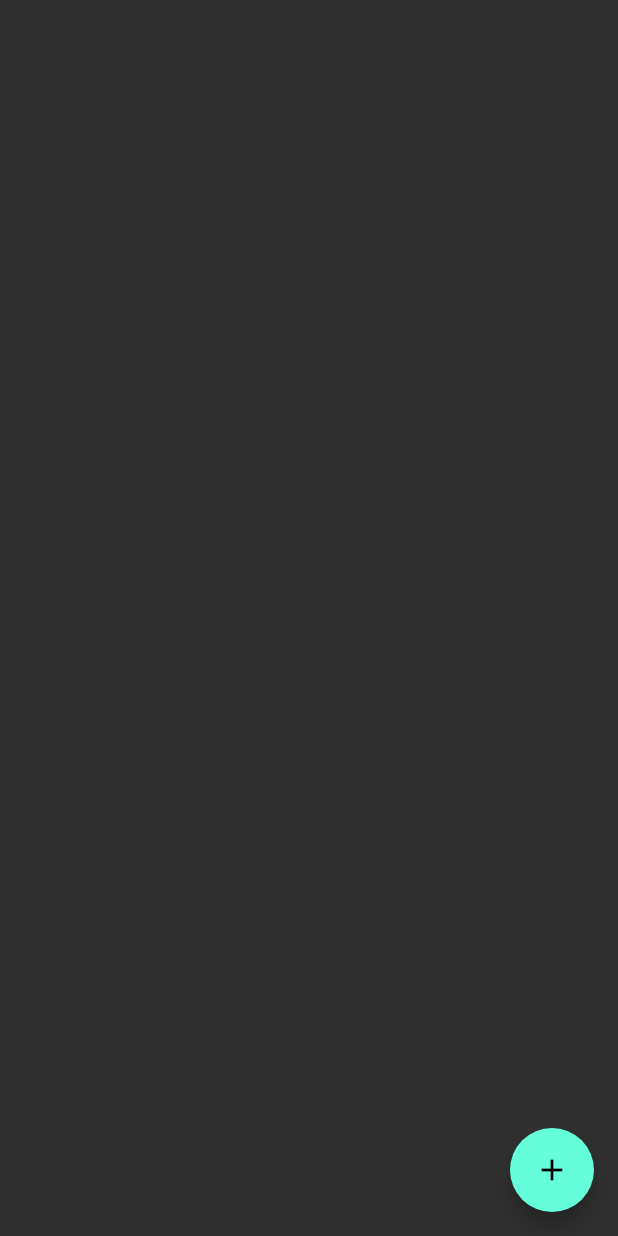
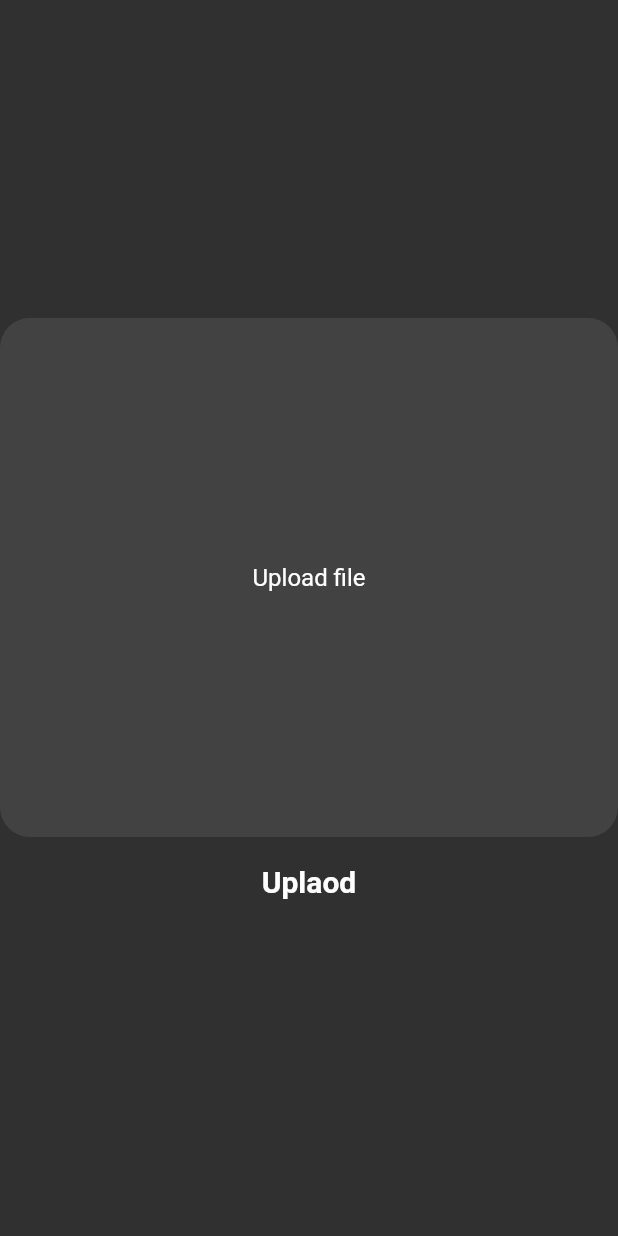
Before and after one commit to cmj0121/InstaPic, a Flutter app: the InstaPicPage screen opened directly, after a tap on the "add" icon, on a phone screen of 412 x 824 dp. Run offline on Flutter 3.47's test engine with Material 2 defaults, Android fonts, the phone set to English and light mode, and no system bars; our stand-ins replace cached_network_image, file_picker, image_picker; missing offline and left inert: universal_html; statements that could not run were skipped.

Commit message:
[Frontend] simple file uploader
	The file uploader based on the file_picker and image_picker_for_web

```diff
--- a/frontend/lib/photo_page.dart
+++ b/frontend/lib/photo_page.dart
@@ -2,6 +2,7 @@ import 'dart:math';
 import 'package:flutter/material.dart';
 import 'package:http/http.dart' as http;
 import 'package:cached_network_image/cached_network_image.dart';
+import 'package:universal_html/html.dart';
 
 
 class CustomizedImage extends StatelessWidget {
@@ -37,6 +38,8 @@ class InstaPicPage extends StatefulWidget {
 }
 
 class _InstaPicPage extends State<InstaPicPage> {
+  final String session_key = 'session';
+
   ScrollController _controller = ScrollController(initialScrollOffset: 0.0, keepScrollOffset: true);
 
   bool _loading = false;
@@ -54,6 +57,7 @@ class _InstaPicPage extends State<InstaPicPage> {
         fetchImage();
       }
     });
+
     fetchImage();
   }
 
@@ -87,7 +91,7 @@ class _InstaPicPage extends State<InstaPicPage> {
       floatingActionButton: FloatingActionButton(
         tooltip: 'Add Photo',
         child: Icon(Icons.add),
-        onPressed: () {},
+        onPressed: () => Navigator.of(context).pushNamed('/upload'),
       ),
     );
   }
--- /dev/null
+++ b/frontend/lib/upload_page.dart
@@ -0,0 +1,122 @@
+import 'dart:io';
+import 'package:flutter/material.dart';
+import 'package:image_picker/image_picker.dart';
+import 'package:file_picker/file_picker.dart';
+
+
+class UploadPage extends StatefulWidget {
+  final double width;
+  final double height;
+
+  UploadPage({
+    this.width = 600,
+    this.height = 400,
+  });
+
+  @override
+  _UploadPageState createState() => _UploadPageState();
+}
+
+class _UploadPageState extends State<UploadPage> {
+  Image? _image;
+
+  @override
+  Widget build(BuildContext context) {
+    return Scaffold(
+      body: Center(
+        child: Container(
+          width: widget.width,
+          height: widget.height,
+          child: Column(
+            children: <Widget>[
+              Expanded(
+                child: Container(
+                  decoration: BoxDecoration(
+                    color: Colors.grey[800],
+                    borderRadius: BorderRadius.circular(20),
+                  ),
+                  child: Padding(
+                    padding: const EdgeInsets.all(16),
+                    child: imageZone(context),
+                  ),
+                ),
+              ),
+
+              Padding(
+                padding: const EdgeInsets.only(top: 6),
+                child: FlatButton(
+                  child: Text(
+                    'Uplaod',
+                    style: Theme.of(context).textTheme.headline6?.copyWith(
+                      color: Colors.white,
+                      fontWeight: FontWeight.bold,
+                    ),
+                  ),
+                  onPressed: () => Navigator.of(context).pop(),
+                ),
+              )
+            ],
+          ),
+        ),
+      ),
+    );
+  }
+
+  Widget imageZone(BuildContext context) {
+    if (_image == null) {
+      return dropZone(context);
+    }
+
+    return Stack(
+      children: <Widget>[
+        Container(
+          child: _image,
+        ),
+        Positioned(
+          bottom: 0,
+          right: 0,
+          child: InkWell(
+            child: Icon(
+              Icons.delete,
+              color: Colors.red,
+            ),
+            onTap: () {
+              setState(() {
+                _image = null;
+              });
+            },
+          ),
+        ),
+      ]
+    );
+  }
+
+  Widget dropZone(BuildContext context) {
+    return InkWell(
+      onTap: () => filePicker(),
+      child: Center(
+        child: Text(
+          'Upload file',
+          style: Theme.of(context).textTheme.subtitle1,
+        ),
+      ),
+    );
+  }
+
+  void filePicker() async {
+    FilePickerResult? result = await FilePicker.platform.pickFiles(
+      type: FileType.custom,
+      allowedExtensions: ['jpg', 'png'],
+    );
+
+    if (result != null) {
+      PlatformFile file = result.files.single;
+
+      setState(() {
+        _image = Image.memory(file.bytes!);
+      });
+    }
+  }
+}
+
+// vim: set ts=2 sw=2 expandtab:
--- a/frontend/pubspec.yaml
+++ b/frontend/pubspec.yaml
@@ -30,6 +30,10 @@ dependencies:
   cupertino_icons: ^1.0.2
   cached_network_image: ^3.0.0
   http: ^0.13.3
+  universal_html: ^2.0.8
+  image_picker_for_web: ^2.0.0
+  image_picker: ^0.8.1+3
+  file_picker: ^3.0.3
 
 dev_dependencies:
   flutter_test:
```
Also changed, not shown: frontend/lib/login_page.dart (+6 -5 lines), frontend/lib/main.dart (+7 -19 lines), frontend/pubspec.lock.
